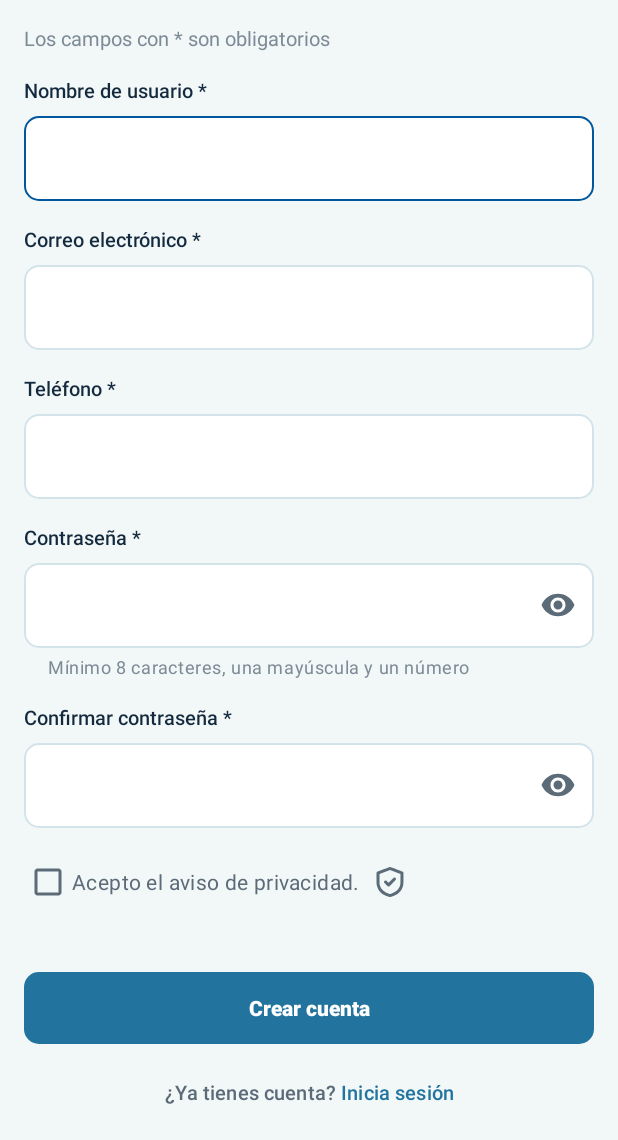
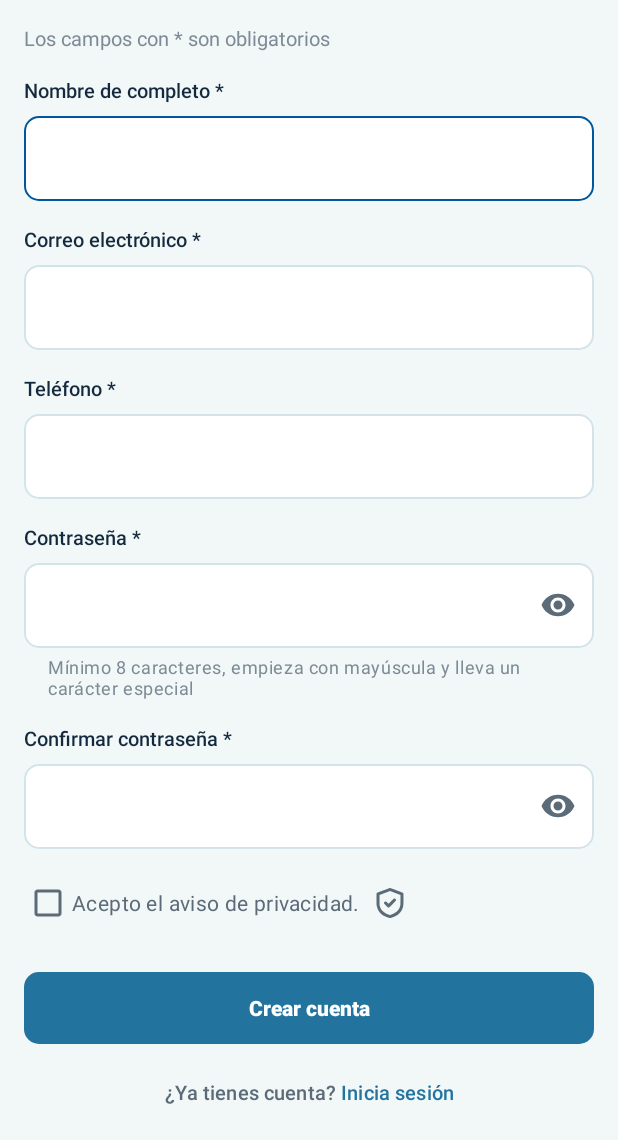
Before and after one commit to Yahir-07/PRY_Vital_Dent_Movil, an Android app: the clsRegistroVista screen opened directly, with no data from a screen before it, on a phone screen of 412 x 824 dp, the part 96-1236 px from its top. Run offline under Robolectric (Android 15) with nearby library versions, the phone set to English and light mode, and no system bars; pictures from the network do not load.

Commit message:
Implementacion de valiciones de contraseña

```diff
--- a/app/src/main/java/com/example/pry_vital_dent_movil/InterfaceAPI/ApiService.kt
+++ b/app/src/main/java/com/example/pry_vital_dent_movil/InterfaceAPI/ApiService.kt
@@ -153,9 +153,11 @@ interface ApiService {
 
     // ---------- Multimedia: videos y audios educativos (Fase 4) ----------
 
-    // tipo = "video", "audio" o null (todo). Los archivos están en APIS_proyecto/multimedia/
-    @GET("multimedia.php")
+    // tipo = "video", "audio" o null (todo). Los archivos están en APIs-VD/multimedia/
+    // url = RetrofitClient.URL_CORREOS + "multimedia.php" (está en la carpeta APIs-VD del servidor)
+    @GET
     fun ObtenerMultimedia(
+        @Url url: String,
         @Query("tipo") tipo: String?
     ): Call<RespuestaApi<List<DataMultimedia>>>
 
--- a/app/src/main/java/com/example/pry_vital_dent_movil/Modelo/clsCambiarContrasenaModelo.kt
+++ b/app/src/main/java/com/example/pry_vital_dent_movil/Modelo/clsCambiarContrasenaModelo.kt
@@ -10,8 +10,9 @@ class clsCambiarContrasenaModelo(private val contexto: Context) {
             return
         }
 
-        if (nueva.length < 8) {
-            alTerminar(false, "La contraseña debe tener al menos 8 caracteres")
+        val errorContrasena = clsValidarContrasena.Validar(nueva)
+        if (errorContrasena != null) {
+            alTerminar(false, errorContrasena)
             return
         }
 
--- a/app/src/main/java/com/example/pry_vital_dent_movil/Modelo/clsMultimediaModelo.kt
+++ b/app/src/main/java/com/example/pry_vital_dent_movil/Modelo/clsMultimediaModelo.kt
@@ -11,7 +11,7 @@ class clsMultimediaModelo(private val contexto: Context) {
         tipo: String?,
         alTerminar: (Boolean, String, List<DataMultimedia>) -> Unit
     ) {
-        val llamada = RetrofitClient.api.ObtenerMultimedia(tipo)
+        val llamada = RetrofitClient.api.ObtenerMultimedia(RetrofitClient.URL_CORREOS + "multimedia.php", tipo)
 
         RetrofitClient.Ejecutar(contexto, llamada) { exito, mensaje, datos ->
             alTerminar(exito, mensaje, datos ?: emptyList())
--- a/app/src/main/java/com/example/pry_vital_dent_movil/Presentador/clsRecuperarContrasenaPresentador.kt
+++ b/app/src/main/java/com/example/pry_vital_dent_movil/Presentador/clsRecuperarContrasenaPresentador.kt
@@ -2,6 +2,7 @@ package com.example.pry_vital_dent_movil.Presentador
 
 import android.util.Patterns
 import com.example.pry_vital_dent_movil.Modelo.clsRecuperarContrasenaModelo
+import com.example.pry_vital_dent_movil.Modelo.clsValidarContrasena
 import com.example.pry_vital_dent_movil.Vista.clsRecuperarContrasenaVista
 
 class clsRecuperarContrasenaPresentador(private val vista: clsRecuperarContrasenaVista) {
@@ -54,8 +55,9 @@ class clsRecuperarContrasenaPresentador(private val vista: clsRecuperarContrasen
             vista.MostrarMensaje("El código tiene 6 números")
             return
         }
-        if (nueva.length < 8 || nueva.none { it.isUpperCase() } || nueva.none { it.isDigit() }) {
-            vista.MostrarMensaje("La contraseña debe tener mínimo 8 caracteres, una mayúscula y un número")
+        val errorContrasena = clsValidarContrasena.Validar(nueva)
+        if (errorContrasena != null) {
+            vista.MostrarMensaje(errorContrasena)
             return
         }
         if (nueva != confirmar) {
--- a/app/src/main/java/com/example/pry_vital_dent_movil/Presentador/clsRegistroPresentador.kt
+++ b/app/src/main/java/com/example/pry_vital_dent_movil/Presentador/clsRegistroPresentador.kt
@@ -1,5 +1,6 @@
 package com.example.pry_vital_dent_movil.Presentador
 
+import com.example.pry_vital_dent_movil.Modelo.clsValidarContrasena
 import com.example.pry_vital_dent_movil.Modelo.clsRegistroModelo
 import com.example.pry_vital_dent_movil.Vista.clsRegistroVista
 
@@ -29,8 +30,8 @@ class clsRegistroPresentador(private val actividad: clsRegistroVista) {
         }
         if (contrasena.isEmpty()) {
             actividad.MostrarErrorCampo("contrasena", "Este campo es obligatorio"); valido = false
-        } else if (contrasena.length < 8 || !contrasena.any { it.isUpperCase() } || !contrasena.any { it.isDigit() }) {
-            actividad.MostrarErrorCampo("contrasena", "Mínimo 8 caracteres, una mayúscula y un número"); valido = false
+        } else if (clsValidarContrasena.Validar(contrasena) != null) {
+            actividad.MostrarErrorCampo("contrasena", clsValidarContrasena.Validar(contrasena)!!); valido = false
         }
         if (confirmarContrasena.isEmpty()) {
             actividad.MostrarErrorCampo("confirmar", "Este campo es obligatorio"); valido = false
--- a/app/src/main/res/values/strings.xml
+++ b/app/src/main/res/values/strings.xml
@@ -42,7 +42,7 @@
 
     <!-- ===== Etiquetas de formulario ===== -->
     <string name="campos_obligatorios">Los campos con * son obligatorios</string>
-    <string name="etiqueta_nombre_usuario">Nombre de usuario *</string>
+    <string name="etiqueta_nombre_usuario">Nombre de completo *</string>
     <string name="etiqueta_correo">Correo electrónico *</string>
     <string name="etiqueta_usuario_o_correo">Usuario o correo electrónico *</string>
     <string name="etiqueta_contrasena">Contraseña *</string>
@@ -73,7 +73,7 @@
     <string name="placeholder_domicilio">Calle, número y colonia</string>
     <string name="placeholder_motivo">Ej. limpieza, revisión, dolor de muela</string>
     <string name="placeholder_repite_contrasena">Repite la contraseña nueva</string>
-    <string name="ayuda_contrasena">Mínimo 8 caracteres, una mayúscula y un número</string>
+    <string name="ayuda_contrasena">Mínimo 8 caracteres, empieza con mayúscula y lleva un carácter especial</string>
     <string name="acepto_aviso_privacidad">Acepto el aviso de privacidad.</string>
     <string name="separador_o">o</string>
 
@@ -201,8 +201,8 @@
     <string name="formato_paciente_desde">Paciente desde %1$s</string>
     <string name="cambiar_contrasena_titulo">Cambiar contraseña</string>
     <string name="requisito_longitud">Al menos 8 caracteres</string>
-    <string name="requisito_mayuscula">Una letra mayúscula</string>
-    <string name="requisito_numero">Un número</string>
+    <string name="requisito_mayuscula">Empieza con mayúscula</string>
+    <string name="requisito_numero">Un carácter especial (!@#$%&amp;*)</string>
     <string name="requisito_distinta">Distinta a la actual</string>
 
     <!-- ===== 19 · Estados del sistema ===== -->
```
